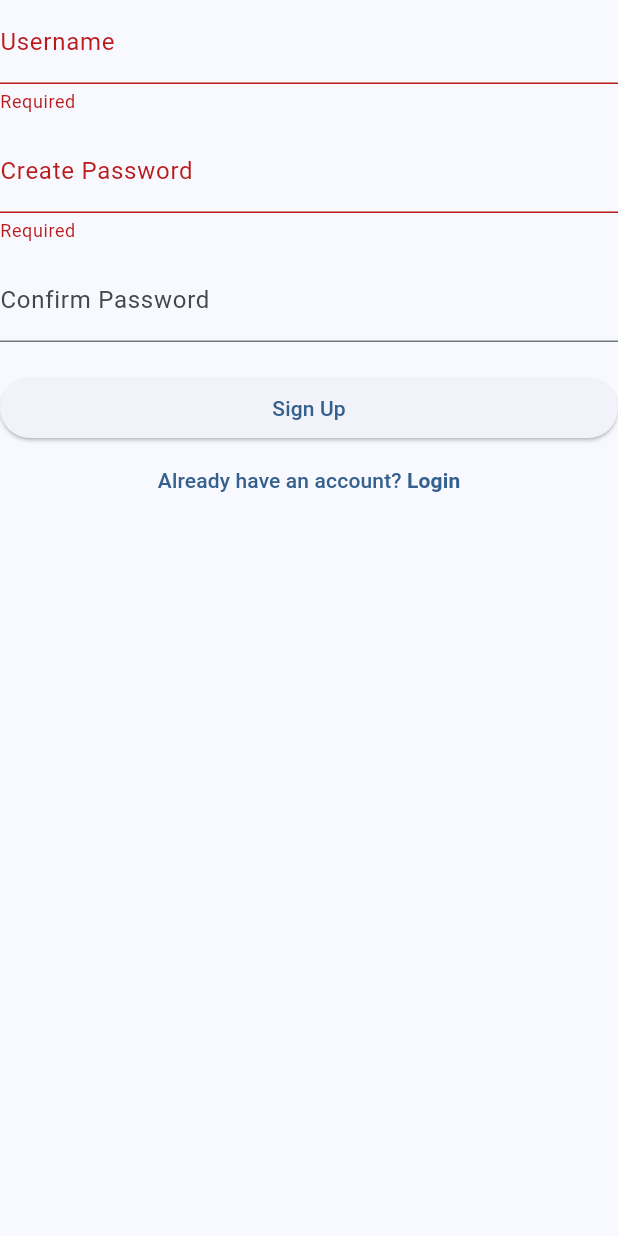
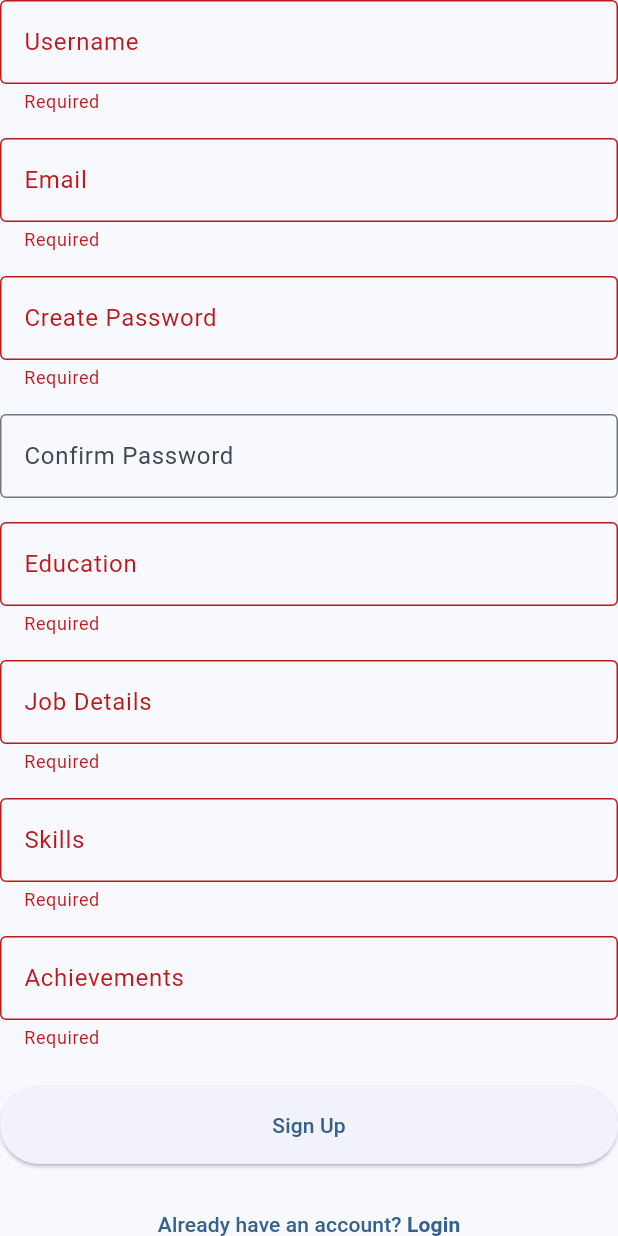
Before and after one commit to Iamarnab45/Flutter-UI, a Flutter app: the RegisterForm widget shown alone on an empty page, opened directly with empty values, after a tap on "Sign Up", on a phone screen of 412 x 824 dp. Run offline on Flutter 3.47's test engine with Material 3 defaults, Android fonts, the phone set to English and light mode, and no system bars; our stand-ins replace go_router, shared_preferences; missing offline and left inert: ui; accounts and stored records are empty.

Commit message:
Refactor: Update

```diff
--- a/lib/repository/auth_repository.dart
+++ b/lib/repository/auth_repository.dart
@@ -1,4 +1,4 @@
-import '../services/api_client.dart';
+import '../repository/api_client.dart';
 
 class AuthRepository {
   final ApiClient _apiClient;
--- a/lib/services/register_form.dart
+++ /dev/null
@@ -1,104 +0,0 @@
-import 'package:flutter/material.dart';
-import 'package:go_router/go_router.dart';
-import 'package:shared_preferences/shared_preferences.dart';
-
-class RegisterForm extends StatefulWidget {
-  final VoidCallback onSwitchTab;
-  const RegisterForm({super.key, required this.onSwitchTab});
-
-  @override
-  State<RegisterForm> createState() => _RegisterFormState();
-}
-
-class _RegisterFormState extends State<RegisterForm> {
-  final _formKey = GlobalKey<FormState>();
-  final _usernameController = TextEditingController();
-  final _passwordController = TextEditingController();
-  final _confirmPasswordController = TextEditingController();
-  bool _isLoading = false;
-
-  Future<void> _submitRegister() async {
-    if (!_formKey.currentState!.validate()) return;
-    setState(() => _isLoading = true);
-    try {
-      // Fake registration logic (replace with your API call)
-      await Future.delayed(const Duration(seconds: 1));
-      final token = 'fake_token_${_usernameController.text}';
-      final prefs = await SharedPreferences.getInstance();
-      await prefs.setString('auth_token', token);
-      if (mounted) {
-        context.go('/home');
-      }
-    } catch (e) {
-      if (mounted) {
-        ScaffoldMessenger.of(context).showSnackBar(
-          SnackBar(content: Text('Registration failed: $e')),
-        );
-      }
-    } finally {
-      if (mounted) setState(() => _isLoading = false);
-    }
-  }
-
-  @override
-  Widget build(BuildContext context) {
-    return Form(
-      key: _formKey,
-      child: Column(
-        children: [
-          TextFormField(
-            controller: _usernameController,
-            decoration: const InputDecoration(labelText: 'Username'),
-            validator: (value) => value!.isEmpty ? 'Required' : null,
-          ),
-          const SizedBox(height: 10),
-          TextFormField(
-            controller: _passwordController,
-            obscureText: true,
-            decoration: const InputDecoration(labelText: 'Create Password'),
-            validator: (value) => value!.isEmpty ? 'Required' : null,
-          ),
-          const SizedBox(height: 10),
-          TextFormField(
-            controller: _confirmPasswordController,
-            obscureText: true,
-            decoration: const InputDecoration(labelText: 'Confirm Password'),
-            validator: (value) => value != _passwordController.text ? 'Passwords do not match' : null,
-          ),
-          const SizedBox(height: 20),
-          SizedBox(
-            width: double.infinity,
-            child: ElevatedButton(
-              onPressed: _isLoading ? null : _submitRegister,
-              child: _isLoading
-                  ? const CircularProgressIndicator()
-                  : const Text('Sign Up'),
-            ),
-          ),
-          TextButton(
-            onPressed: widget.onSwitchTab,
-            child: const Text.rich(
-              TextSpan(
-                text: 'Already have an account? ',
-                children: [
-                  TextSpan(
-                    text: 'Login',
-                    style: TextStyle(fontWeight: FontWeight.bold),
-                  ),
-                ],
-              ),
-            ),
-          ),
-        ],
-      ),
-    );
-  }
-
-  @override
-  void dispose() {
-    _usernameController.dispose();
-    _passwordController.dispose();
-    _confirmPasswordController.dispose();
-    super.dispose();
-  }
-}
--- a/lib/view/auth_page.dart
+++ b/lib/view/auth_page.dart
@@ -1,6 +1,6 @@
 import 'package:flutter/material.dart';
-import '../services/login_form.dart';
-import '../services/register_form.dart';
+import 'login_form.dart';
+import 'register_form.dart';
 
 class AuthPage extends StatefulWidget {
   const AuthPage({super.key});
--- /dev/null
+++ b/lib/view/register_form.dart
@@ -0,0 +1,191 @@
+import 'package:flutter/material.dart';
+import 'package:go_router/go_router.dart';
+import 'package:shared_preferences/shared_preferences.dart';
+import '../provider/auth_provider.dart';
+import 'package:provider/provider.dart';
+
+class RegisterForm extends StatefulWidget {
+  final VoidCallback onSwitchTab;
+  const RegisterForm({super.key, required this.onSwitchTab});
+
+  @override
+  State<RegisterForm> createState() => _RegisterFormState();
+}
+
+class _RegisterFormState extends State<RegisterForm> {
+  final _formKey = GlobalKey<FormState>();
+  final _usernameController = TextEditingController();
+  final _emailController = TextEditingController();
+  final _passwordController = TextEditingController();
+  final _confirmPasswordController = TextEditingController();
+  final _educationController = TextEditingController();
+  final _jobDetailsController = TextEditingController();
+  final _skillsController = TextEditingController();
+  final _achievementsController = TextEditingController();
+
+  Future<void> _submitRegister() async {
+    if (!_formKey.currentState!.validate()) return;
+
+    final authProvider = context.read<AuthProvider>();
+    await authProvider.register(
+      username: _usernameController.text,
+      email: _emailController.text,
+      password: _passwordController.text,
+      education: _educationController.text,
+      jobDetails: _jobDetailsController.text,
+      skills: _skillsController.text,
+      achievements: _achievementsController.text,
+    );
+
+    if (!mounted) return;
+
+    if (authProvider.error != null) {
+      ScaffoldMessenger.of(context).showSnackBar(
+        SnackBar(content: Text(authProvider.error!)),
+      );
+    } else {
+      final prefs = await SharedPreferences.getInstance();
+      final token = await prefs.getString('auth_token');
+      if (mounted) {
+        context.go('/home');
+      }
+    }
+  }
+
+  @override
+  Widget build(BuildContext context) {
+    final authProvider = context.watch<AuthProvider>();
+    final isLoading = authProvider.isLoading;
+
+    return Form(
+      key: _formKey,
+      child: Column(
+        children: [
+          TextFormField(
+            controller: _usernameController,
+            decoration: const InputDecoration(
+              labelText: 'Username',
+              border: OutlineInputBorder(),
+            ),
+            validator: (value) => value?.isEmpty ?? true ? 'Required' : null,
+          ),
+          const SizedBox(height: 16),
+          TextFormField(
+            controller: _emailController,
+            decoration: const InputDecoration(
+              labelText: 'Email',
+              border: OutlineInputBorder(),
+            ),
+            validator: (value) {
+              if (value?.isEmpty ?? true) return 'Required';
+              final emailRegex = RegExp(r'^[\w-\.]+@([\w-]+\.)+[\w-]{2,4}$');
+              if (!emailRegex.hasMatch(value!)) return 'Enter a valid email';
+              return null;
+            },
+          ),
+          const SizedBox(height: 16),
+          TextFormField(
+            controller: _passwordController,
+            obscureText: true,
+            decoration: const InputDecoration(
+              labelText: 'Create Password',
+              border: OutlineInputBorder(),
+            ),
+            validator: (value) {
+              if (value?.isEmpty ?? true) return 'Required';
+              if (value!.length < 6) return 'Password must be at least 6 characters';
+              return null;
+            },
+          ),
+          const SizedBox(height: 16),
+          TextFormField(
+            controller: _confirmPasswordController,
+            obscureText: true,
+            decoration: const InputDecoration(
+              labelText: 'Confirm Password',
+              border: OutlineInputBorder(),
+            ),
+            validator: (value) => value != _passwordController.text ? 'Passwords do not match' : null,
+          ),
+          const SizedBox(height: 16),
+          TextFormField(
+            controller: _educationController,
+            decoration: const InputDecoration(
+              labelText: 'Education',
+              border: OutlineInputBorder(),
+            ),
+            validator: (value) => value?.isEmpty ?? true ? 'Required' : null,
+          ),
+          const SizedBox(height: 16),
+          TextFormField(
+            controller: _jobDetailsController,
+            decoration: const InputDecoration(
+              labelText: 'Job Details',
+              border: OutlineInputBorder(),
+            ),
+            validator: (value) => value?.isEmpty ?? true ? 'Required' : null,
+          ),
+          const SizedBox(height: 16),
+          TextFormField(
+            controller: _skillsController,
+            decoration: const InputDecoration(
+              labelText: 'Skills',
+              border: OutlineInputBorder(),
+            ),
+            validator: (value) => value?.isEmpty ?? true ? 'Required' : null,
+          ),
+          const SizedBox(height: 16),
+          TextFormField(
+            controller: _achievementsController,
+            decoration: const InputDecoration(
+              labelText: 'Achievements',
+              border: OutlineInputBorder(),
+            ),
+            validator: (value) => value?.isEmpty ?? true ? 'Required' : null,
+          ),
+          const SizedBox(height: 24),
+          SizedBox(
+            width: double.infinity,
+            child: ElevatedButton(
+              onPressed: isLoading ? null : _submitRegister,
+              style: ElevatedButton.styleFrom(
+                padding: const EdgeInsets.symmetric(vertical: 16),
+              ),
+              child: isLoading
+                  ? const CircularProgressIndicator()
+                  : const Text('Sign Up'),
+            ),
+          ),
+          const SizedBox(height: 16),
+          TextButton(
+            onPressed: widget.onSwitchTab,
+            child: const Text.rich(
+              TextSpan(
+                text: 'Already have an account? ',
+                children: [
+                  TextSpan(
+                    text: 'Login',
+                    style: TextStyle(fontWeight: FontWeight.bold),
+                  ),
+                ],
+              ),
+            ),
+          ),
+        ],
+      ),
+    );
+  }
+
+  @override
+  void dispose() {
+    _usernameController.dispose();
+    _emailController.dispose();
+    _passwordController.dispose();
+    _confirmPasswordController.dispose();
+    _educationController.dispose();
+    _jobDetailsController.dispose();
+    _skillsController.dispose();
+    _achievementsController.dispose();
+    super.dispose();
+  }
+}
```
Also changed, not shown: lib/repository/api_client.dart (added, +102 -0 lines), lib/services/api_client.dart (deleted, +0 -38 lines), lib/services/login_form.dart (deleted, +0 -125 lines), lib/view/login_form.dart (added, +126 -0 lines).
